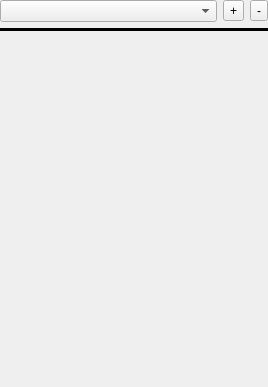
Before: the Qt Designer form DesignerTool/src/WidgetAtlasManager.ui in GameOverture/HarmonyEngine, drawn with Qt 5.
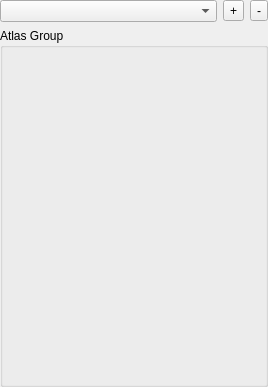
After: the same form once the commit is applied. Icons and pictures are not drawn.

Commit message: Gui audio manager initial commits

```diff
--- a/DesignerTool/src/WidgetAtlasManager.ui
+++ b/DesignerTool/src/WidgetAtlasManager.ui
@@ -56,22 +56,33 @@
     </layout>
    </item>
    <item>
-    <widget class="Line" name="line">
-     <property name="frameShadow">
-      <enum>QFrame::Plain</enum>
+    <widget class="QGroupBox" name="groupBox">
+     <property name="title">
+      <string>Atlas Group</string>
      </property>
-     <property name="lineWidth">
-      <number>5</number>
+     <property name="checkable">
+      <bool>false</bool>
      </property>
-     <property name="orientation">
-      <enum>Qt::Horizontal</enum>
-     </property>
-    </widget>
-   </item>
+     <layout class="QVBoxLayout" name="verticalLayout_2">
+      <property name="leftMargin">
+       <number>2</number>
+      </property>
+      <property name="topMargin">
+       <number>2</number>
+      </property>
+      <property name="rightMargin">
+       <number>2</number>
+      </property>
+      <property name="bottomMargin">
+       <number>2</number>
+      </property>
    <item>
     <widget class="QStackedWidget" name="atlasGroups">
      <widget class="QWidget" name="page"/>
      <widget class="QWidget" name="page_2"/>
+       </widget>
+      </item>
+     </layout>
     </widget>
    </item>
   </layout>
```
Lines whose indentation alone changed are shown as unchanged. The commit also changes 7 other files.
